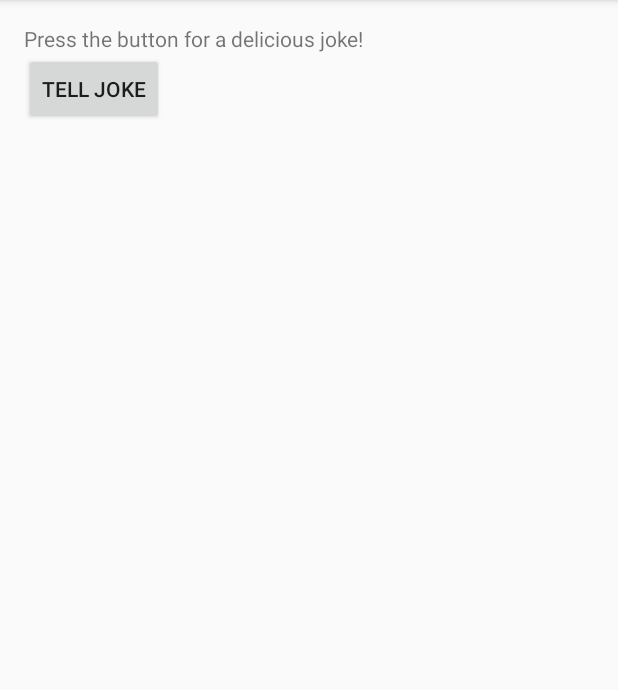
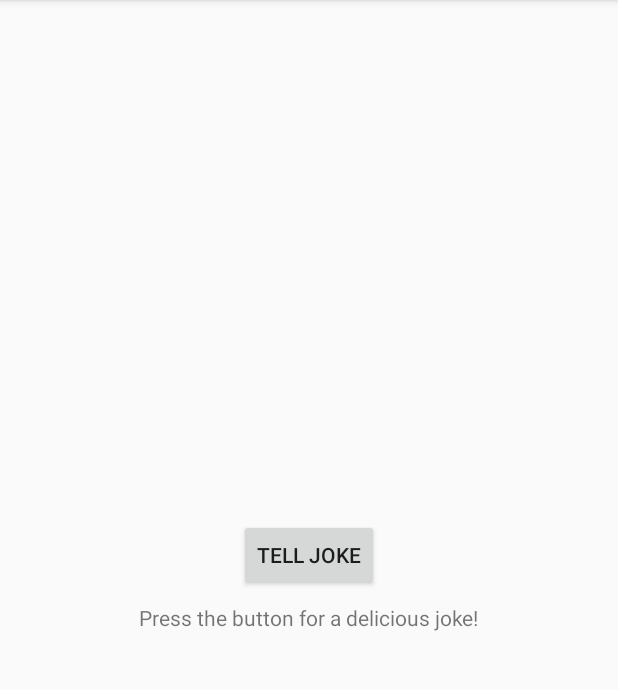
Before and after one commit to huhx0015/AN4_BuildItBigger, an Android app: the screen it shows after launch (MainActivity), on a phone screen of 412 x 824 dp, the part 84-774 px from its top. Run offline under Robolectric (Android 15) with nearby library versions, the phone set to English and light mode, and no system bars; our stand-ins replace AdMob.

Commit message:
style: Adding comments to class and code functionality and id tags to fragment_main.xml.
Added comments to MainActivity, MyBean.java, MyEndpoint.java. Modified layout in fragment_main.xml and added id tags to all views defined in fragment_main.xml.

```diff
--- a/app/src/main/res/layout/fragment_main.xml
+++ b/app/src/main/res/layout/fragment_main.xml
@@ -1,4 +1,4 @@
-<RelativeLayout xmlns:android="http://schemas.android.com/apk/res/android"
+<FrameLayout xmlns:android="http://schemas.android.com/apk/res/android"
     xmlns:tools="http://schemas.android.com/tools"
     xmlns:ads="http://schemas.android.com/apk/res-auto"
     android:layout_width="match_parent"
@@ -6,13 +6,17 @@
     android:paddingLeft="@dimen/activity_horizontal_margin"
     android:paddingRight="@dimen/activity_horizontal_margin"
     android:paddingTop="@dimen/activity_vertical_margin"
-    android:paddingBottom="@dimen/activity_vertical_margin" tools:context=".MainActivityFragment">
+    android:paddingBottom="@dimen/activity_vertical_margin" tools:context=".MainActivityFragment"
+    android:id="@+id/fragment_main_layout">
 
-    <TextView android:text="@string/instructions"
+    <LinearLayout
+        android:orientation="vertical"
         android:layout_width="wrap_content"
         android:layout_height="wrap_content"
-        android:id="@+id/instructions_text_view"
-        />
+        android:layout_gravity="center"
+        android:gravity="center"
+        android:id="@+id/fragment_main_center_layout"
+        android:padding="16dp">
 
         <Button
             android:layout_width="wrap_content"
@@ -21,7 +25,15 @@
             android:onClick="launchJokeActivity"
             android:text="@string/button_text"
 
+            android:layout_marginBottom="8dp" />
+
+        <TextView android:text="@string/instructions"
+            android:layout_width="wrap_content"
+            android:layout_height="wrap_content"
+            android:id="@+id/instructions_text_view"
             />
+
+    </LinearLayout>
 
     <com.google.android.gms.ads.AdView
         android:id="@+id/adView"
@@ -30,7 +42,8 @@
         android:layout_centerHorizontal="true"
         android:layout_alignParentBottom="true"
         ads:adSize="BANNER"
-        ads:adUnitId="@string/banner_ad_unit_id">
+        ads:adUnitId="@string/banner_ad_unit_id"
+        android:layout_gravity="bottom|center_horizontal">
     </com.google.android.gms.ads.AdView>
 
-</RelativeLayout>
+</FrameLayout>
--- a/jokesAndroidLib/build.gradle
+++ b/jokesAndroidLib/build.gradle
@@ -19,7 +19,13 @@ android {
 }
 
 dependencies {
+
+    // INTEGRATED LIBRARIES:
     compile fileTree(dir: 'libs', include: ['*.jar'])
+
+    // ANDROID TEST LIBRARIES:
     testCompile 'junit:junit:4.12'
-    compile 'com.android.support:appcompat-v7:23.2.0'
+
+    // ANDROID SUPPORT LIBRARIES:
+    compile 'com.android.support:appcompat-v7:23.2.1'
 }
--- a/jokesAndroidLib/src/main/java/com/huhx0015/jokesandroidlib/JokeActivity.java
+++ b/jokesAndroidLib/src/main/java/com/huhx0015/jokesandroidlib/JokeActivity.java
@@ -1,11 +1,11 @@
 package com.huhx0015.jokesandroidlib;
 
-import android.support.v7.app.ActionBarActivity;
 import android.os.Bundle;
+import android.support.v7.app.AppCompatActivity;
 import android.view.Menu;
 import android.view.MenuItem;
 
-public class JokeActivity extends ActionBarActivity {
+public class JokeActivity extends AppCompatActivity {
 
     public static String JOKE_KEY = "Joke key";
 
```
Also changed, not shown: app/src/main/java/com/huhx0015/builditbigger/MainActivity.java (+43 -1 lines), jokesBackend/src/main/java/com/huhx0015/builditbigger/backend/MyBean.java (+6 -1 lines), jokesBackend/src/main/java/com/huhx0015/builditbigger/backend/MyEndpoint.java (+6 -4 lines), 3 other files. Lines whose indentation alone changed are shown as unchanged.
